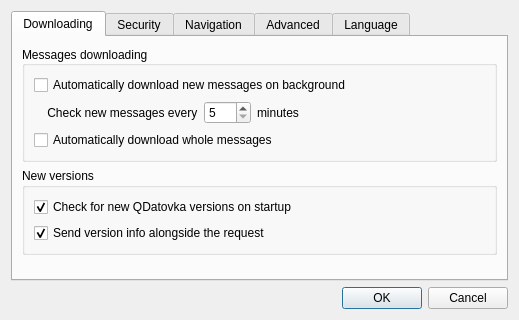
This is src/gui/ui/dlg_preferences.ui in psakar/datovka as Qt 5 draws it before an edit. The edited form follows.
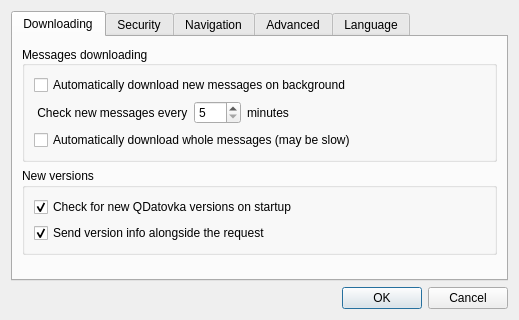
This is the edited form. Icons and pictures are not drawn.

Patch:
```diff
--- a/src/gui/ui/dlg_preferences.ui
+++ b/src/gui/ui/dlg_preferences.ui
@@ -79,7 +79,7 @@
             <item>
              <widget class="QLabel" name="timerLabelPre">
               <property name="text">
-               <string>    Check new messages every</string>
+               <string> Check new messages every</string>
               </property>
              </widget>
             </item>
@@ -121,7 +121,7 @@
           <item>
            <widget class="QCheckBox" name="auto_download_whole_messages">
             <property name="text">
-             <string>Automatically download whole messages</string>
+             <string>Automatically download whole messages (may be slow)</string>
             </property>
            </widget>
           </item>
```
